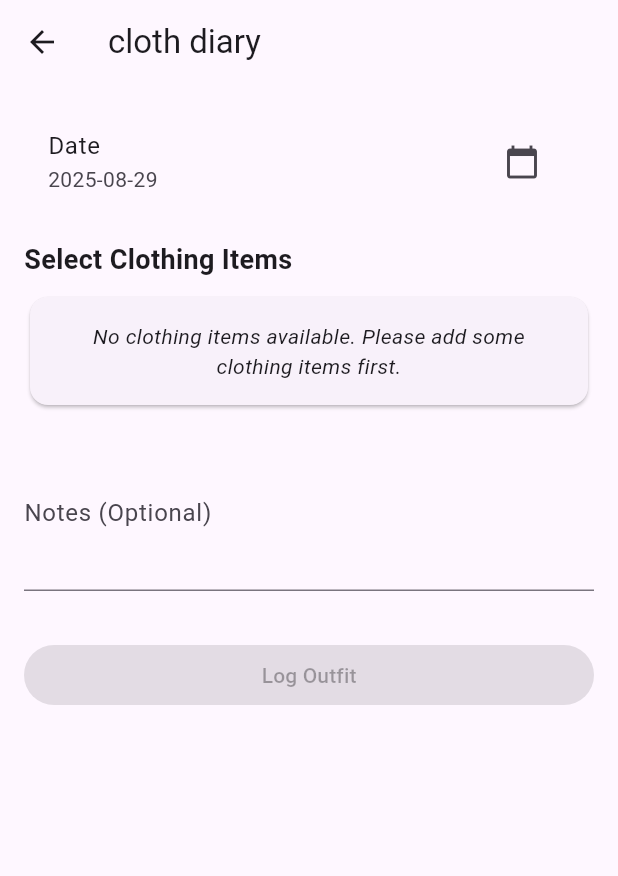
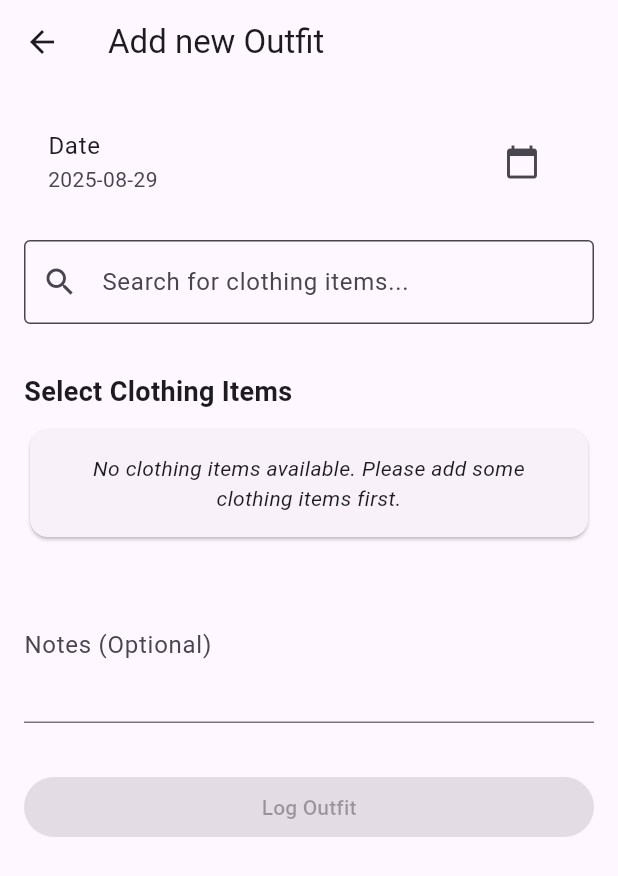
Before and after one commit to inigofera/cloth, a Flutter app: the AddOutfitForm screen opened directly, on a phone screen of 412 x 824 dp. Shown: the top 876 px of the screen. Run offline on Flutter 3.47's test engine with Material 3 defaults, Android fonts, the phone set to English and light mode, and no system bars; our stand-ins replace equatable, flutter_riverpod, get_it, hive, hive_flutter; accounts and stored records are empty.

Commit message:
enhanced outfit creation form

```diff
--- a/lib/presentation/widgets/add_outfit_form.dart
+++ b/lib/presentation/widgets/add_outfit_form.dart
@@ -15,13 +15,17 @@ class AddOutfitForm extends ConsumerStatefulWidget {
 class _AddOutfitFormState extends ConsumerState<AddOutfitForm> {
   final _formKey = GlobalKey<FormState>();
   final _notesController = TextEditingController();
+  final _searchController = TextEditingController();
 
   DateTime _selectedDate = DateTime.now();
   List<String> _selectedClothingItemIds = [];
+  String _searchQuery = '';
+  Set<String> _selectedCategories = <String>{};
 
   @override
   void dispose() {
     _notesController.dispose();
+    _searchController.dispose();
     super.dispose();
   }
 
@@ -48,6 +52,43 @@ class _AddOutfitFormState extends ConsumerState<AddOutfitForm> {
         newList.add(clothingItemId);
       }
       _selectedClothingItemIds = newList;
+    });
+  }
+
+  List<ClothingItem> _filterClothingItems(List<ClothingItem> items) {
+    List<ClothingItem> filteredItems = items;
+
+    // Filter by search query
+    if (_searchQuery.isNotEmpty) {
+      filteredItems = filteredItems.where((item) =>
+          item.name.toLowerCase().contains(_searchQuery.toLowerCase()) ||
+          (item.brand?.toLowerCase().contains(_searchQuery.toLowerCase()) ?? false) ||
+          item.category.toLowerCase().contains(_searchQuery.toLowerCase()) ||
+          (item.subcategory?.toLowerCase().contains(_searchQuery.toLowerCase()) ?? false)
+      ).toList();
+    }
+
+    // Filter by selected categories
+    if (_selectedCategories.isNotEmpty) {
+      filteredItems = filteredItems.where((item) =>
+          _selectedCategories.contains(item.category)
+      ).toList();
+    }
+
+    return filteredItems;
+  }
+
+  Set<String> _getAvailableCategories(List<ClothingItem> items) {
+    return items.map((item) => item.category).toSet();
+  }
+
+  void _toggleCategory(String category) {
+    setState(() {
+      if (_selectedCategories.contains(category)) {
+        _selectedCategories.remove(category);
+      } else {
+        _selectedCategories.add(category);
+      }
     });
   }
 
@@ -96,7 +137,7 @@ class _AddOutfitFormState extends ConsumerState<AddOutfitForm> {
 
     return Scaffold(
       appBar: AppBar(
-        title: const Text('cloth diary'),
+        title: const Text('Add new Outfit'),
       ),
       body: Form(
         key: _formKey,
@@ -114,6 +155,92 @@ class _AddOutfitFormState extends ConsumerState<AddOutfitForm> {
             ),
             const SizedBox(height: 16),
 
+            // Search bar
+            TextField(
+              controller: _searchController,
+              decoration: InputDecoration(
+                hintText: 'Search for clothing items...',
+                prefixIcon: const Icon(Icons.search),
+                suffixIcon: _searchQuery.isNotEmpty
+                    ? IconButton(
+                        icon: const Icon(Icons.clear),
+                        onPressed: () {
+                          setState(() {
+                            _searchController.clear();
+                            _searchQuery = '';
+                          });
+                        },
+                      )
+                    : null,
+                border: const OutlineInputBorder(),
+                filled: true,
+                fillColor: Theme.of(context).colorScheme.surface,
+              ),
+              onChanged: (value) {
+                setState(() {
+                  _searchQuery = value;
+                });
+              },
+            ),
+            const SizedBox(height: 16),
+
+            // Category filter chips
+            clothingItemsAsync.when(
+              data: (clothingItems) {
+                final availableCategories = _getAvailableCategories(clothingItems);
+                if (availableCategories.isEmpty) return const SizedBox.shrink();
+
+                return Column(
+                  crossAxisAlignment: CrossAxisAlignment.start,
+                  children: [
+                    const Text(
+                      'Filter by Category',
+                      style: TextStyle(fontSize: 16, fontWeight: FontWeight.w600),
+                    ),
+                    const SizedBox(height: 8),
+                    Wrap(
+                      spacing: 8,
+                      runSpacing: 8,
+                      children: availableCategories.map((category) {
+                        final isSelected = _selectedCategories.contains(category);
+                        return FilterChip(
+                          label: Text(category),
+                          selected: isSelected,
+                          onSelected: (selected) => _toggleCategory(category),
+                          selectedColor: Theme.of(context).colorScheme.primaryContainer,
+                          checkmarkColor: Theme.of(context).colorScheme.primary,
+                          backgroundColor: Theme.of(context).colorScheme.surface,
+                          side: BorderSide(
+                            color: isSelected
+                                ? Theme.of(context).colorScheme.primary
+                                : Theme.of(context).colorScheme.outline,
+                          ),
+                        );
+                      }).toList(),
+                    ),
+                    if (_selectedCategories.isNotEmpty) ...[
+                      const SizedBox(height: 8),
+                      TextButton.icon(
+                        onPressed: () {
+                          setState(() {
+                            _selectedCategories.clear();
+                          });
+                        },
+                        icon: const Icon(Icons.clear_all, size: 16),
+                        label: const Text('Clear all filters'),
+                        style: TextButton.styleFrom(
+                          padding: const EdgeInsets.symmetric(horizontal: 8, vertical: 4),
+                        ),
+                      ),
+                    ],
+                  ],
+                );
+              },
+              loading: () => const SizedBox.shrink(),
+              error: (error, stack) => const SizedBox.shrink(),
+            ),
+            const SizedBox(height: 16),
+
             // Clothing items selection
             const Text(
               'Select Clothing Items',
@@ -122,7 +249,10 @@ class _AddOutfitFormState extends ConsumerState<AddOutfitForm> {
             const SizedBox(height: 8),
 
             clothingItemsAsync.when(
-              data: (clothingItems) => _buildClothingItemsList(clothingItems),
+              data: (clothingItems) {
+                final filteredItems = _filterClothingItems(clothingItems);
+                return _buildClothingItemsList(filteredItems);
+              },
               loading: () => const Center(child: CircularProgressIndicator()),
               error: (error, stack) => Center(child: Text('Error: $error')),
             ),
```
